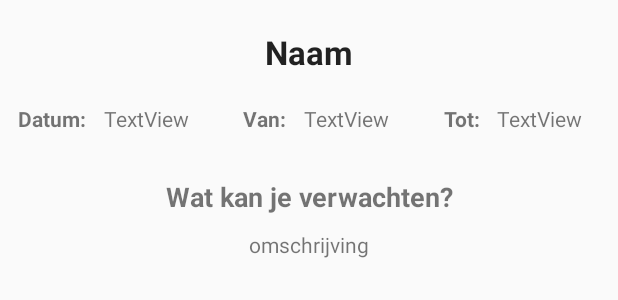
After one commit to BrunoStr/KljAppKotlin, an Android app: the layout activiteit_tab_item.xml on its own in the app's theme, with its tools: preview values and no code run, on a phone screen of 412 x 824 dp. The commit adds this screen. Shown: the top 300 px of the screen. Run offline under Robolectric (Android 15) with nearby library versions, the phone set to English and light mode, and no system bars.

Commit message:
Tab systeem toegevoegd om activiteiten te bekijken

```diff
--- /dev/null
+++ b/app/src/main/res/layout/activiteit_tab_item.xml
@@ -0,0 +1,62 @@
+<?xml version="1.0" encoding="utf-8"?>
+<LinearLayout xmlns:android="http://schemas.android.com/apk/res/android"
+              xmlns:tools="http://schemas.android.com/tools" android:orientation="vertical"
+              android:layout_width="match_parent"
+              android:layout_height="match_parent"
+              android:minWidth="25px"
+              android:minHeight="25px">
+    <TextView
+            android:text="Naam"
+            android:textAppearance="?android:attr/textAppearanceLarge"
+            android:layout_width="match_parent"
+            android:layout_height="wrap_content"
+            android:id="@+id/naamActiviteit" android:textAlignment="center" android:paddingTop="20dp"
+            android:textStyle="bold"/>
+    <LinearLayout
+            android:orientation="horizontal"
+            android:layout_width="match_parent"
+            android:layout_height="wrap_content" android:paddingTop="20dp" android:gravity="center"
+            android:id="@+id/gegevensTxt" android:visibility="visible">
+        <TextView
+                android:text="Datum:"
+                android:layout_width="wrap_content"
+                android:layout_height="wrap_content" android:id="@+id/datumTxt" android:layout_weight="1"
+                android:textStyle="bold" android:textAlignment="center"/>
+        <TextView
+                android:text="TextView"
+                android:layout_width="wrap_content"
+                android:layout_height="wrap_content" android:id="@+id/datumActiviteit" android:layout_weight="1"
+                android:textAlignment="textStart"/>
+        <TextView
+                android:text="Van:"
+                android:layout_width="wrap_content"
+                android:layout_height="wrap_content" android:id="@+id/vanTxt" android:layout_weight="1"
+                android:textStyle="bold" android:textAlignment="center"/>
+        <TextView
+                android:text="TextView"
+                android:layout_width="wrap_content"
+                android:layout_height="wrap_content" android:id="@+id/startUurActiviteit" android:layout_weight="1"
+                android:textAlignment="textStart"/>
+        <TextView
+                android:text="Tot:"
+                android:layout_width="wrap_content"
+                android:layout_height="wrap_content" android:id="@+id/totTxt" android:layout_weight="1"
+                android:textStyle="bold" android:textAlignment="center"/>
+        <TextView
+                android:text="TextView"
+                android:layout_width="wrap_content"
+                android:layout_height="wrap_content" android:id="@+id/eindUurActiviteit" android:layout_weight="1"
+                android:textAlignment="textStart"/>
+    </LinearLayout>
+    <TextView
+            android:text="Wat kan je verwachten?"
+            android:layout_width="match_parent"
+            android:layout_height="wrap_content" android:id="@+id/omschrijvingTxt"
+            android:paddingTop="30dp"
+            android:textSize="18sp" android:textAlignment="center" android:textStyle="bold"
+            android:visibility="visible"/>
+    <TextView
+            android:layout_width="match_parent"
+            android:layout_height="100dp" android:id="@+id/omschrijvingActiviteit" android:textAlignment="center"
+            tools:text="omschrijving" android:paddingTop="10dp"/>
+</LinearLayout>
```
Also changed, not shown: app/src/main/java/com/example/bruno/kljvissenakenapp/Kalender/CalendarFragment.kt (+64 -6 lines), app/src/main/res/layout/acti_layout_item.xml (deleted, +0 -14 lines), app/src/main/res/layout/fragment_calendar.xml (+4 -14 lines).
